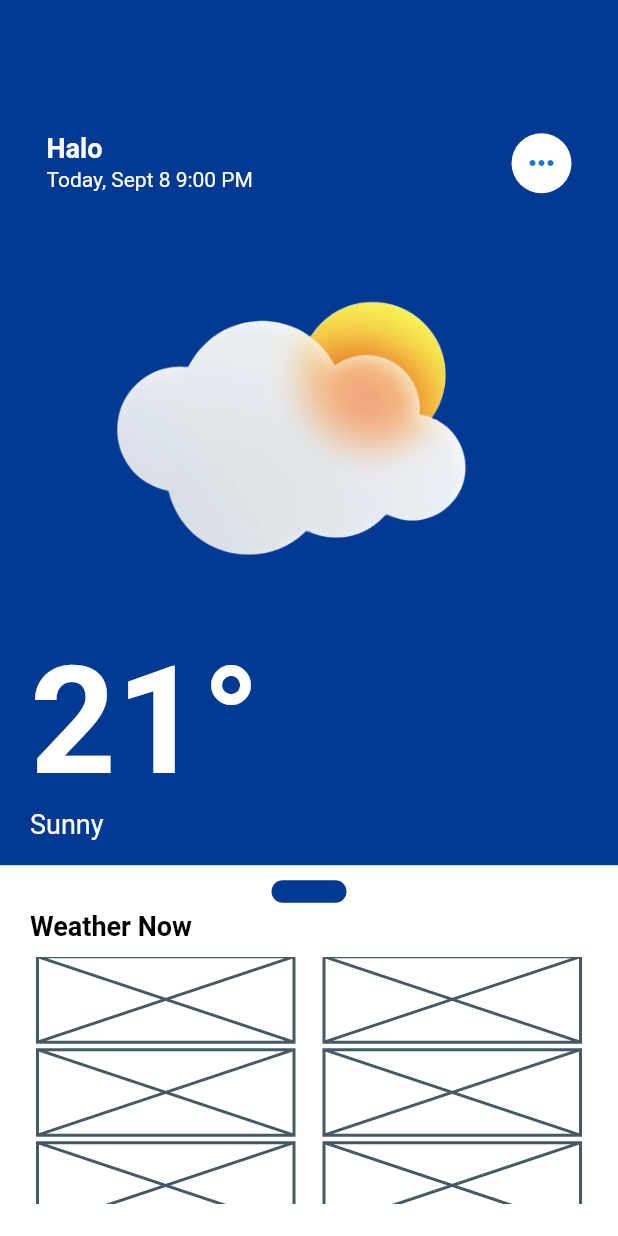
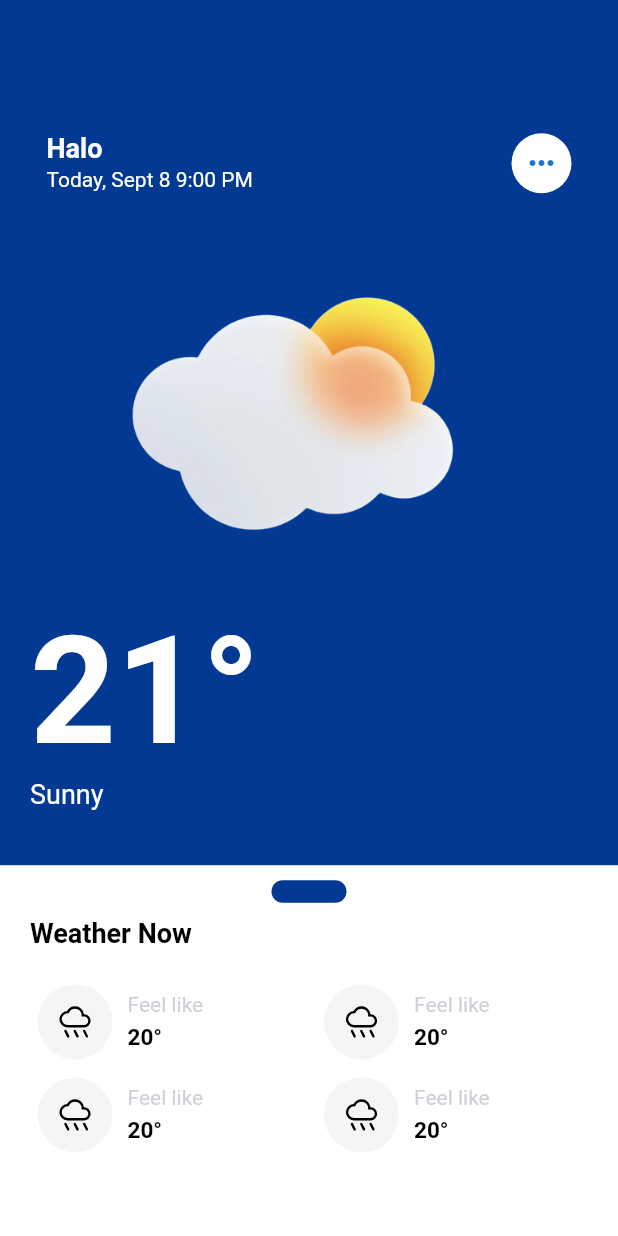
Before and after one commit to Codesait/wi_weather, a Flutter app: the screen it shows after launch, on a phone screen of 412 x 824 dp. Run offline on Flutter 3.47's test engine with Material 2 defaults, Android fonts, the phone set to English and light mode, and no system bars; our stand-ins replace flutter_svg, logger.

Commit message:
weather details

```diff
--- a/lib/components/custom/custom_modal/custom_modal.dart
+++ b/lib/components/custom/custom_modal/custom_modal.dart
@@ -1,5 +1,6 @@
 import 'package:flutter/material.dart';
 import 'package:wi_weather_app/components/custom/custom_modal/modal_controller.dart';
+import 'package:wi_weather_app/components/reusables/current_weather_detail_item.dart';
 import 'package:wi_weather_app/components/reusables/weather_large_text.dart';
 import 'package:wi_weather_app/res/constants/app_colors.dart';
 import 'package:wi_weather_app/utils/extension.dart';
@@ -80,29 +81,28 @@ class CurrentWeatherDetails extends StatelessWidget {
   @override
   Widget build(BuildContext context) {
     return Container(
-      height: modalController.modalMinHeight / 1.2,
+      //height: modalController.modalMinHeight / 1.2,
       width: fullWidth,
-      padding: const EdgeInsets.symmetric(horizontal: 10, vertical: 5),
+      padding: const EdgeInsets.symmetric(horizontal: 10),
+      margin: const EdgeInsets.only(top: 10),
       child: Column(
         crossAxisAlignment: CrossAxisAlignment.start,
         mainAxisAlignment: MainAxisAlignment.spaceBetween,
         children: [
-
           // header text
           const WeatherLargeText(),
 
           // spacing
           const SizedBox.square(
-            dimension: 10,
+            dimension: 20,
           ),
-          Flexible(
-            child: GridView.builder(
-              itemCount: 6,
-              physics: const BouncingScrollPhysics(),
+          GridView.builder(
+            itemCount: 4,
+            physics: const NeverScrollableScrollPhysics(),
             shrinkWrap: true,
             padding: const EdgeInsets.symmetric(horizontal: 5),
             itemBuilder: (context, index) {
-                return const SizedBox(height: 50, child: Placeholder());
+              return const CurrentWeatherItem();
             },
             gridDelegate: const SliverGridDelegateWithFixedCrossAxisCount(
               crossAxisCount: 2,
@@ -111,7 +111,6 @@ class CurrentWeatherDetails extends StatelessWidget {
               childAspectRatio: 3,
             ),
           ),
-          ),
         ],
       ),
     );
--- a/lib/components/custom/wi_header/header_controller.dart
+++ b/lib/components/custom/wi_header/header_controller.dart
@@ -3,7 +3,4 @@ import 'package:wi_weather_app/utils/extension.dart';
 
 class HeaderController extends BaseModel {
   final headerHeight = fullHeight * 0.8;
-
-
-
 }
--- a/lib/components/custom/wi_header/header_widget.dart
+++ b/lib/components/custom/wi_header/header_widget.dart
@@ -17,7 +17,7 @@ class _WiHeaderState extends State<WiHeader> {
   Widget build(BuildContext context) {
     return Container(
       color: AppColors.primary,
-      height: headerController.headerHeight,
+      height: headerController.headerHeight - 40,
       child: Column(
         children: <Widget>[
           HeaderTitle(controller: headerController),
@@ -103,6 +103,7 @@ class WeatherReading extends StatelessWidget {
                 color: AppColors.white),
           ),
           Row(
+            mainAxisAlignment: MainAxisAlignment.start,
             children: const [
               Text(
                 'Sunny',
--- /dev/null
+++ b/lib/components/reusables/current_weather_detail_item.dart
@@ -0,0 +1,62 @@
+import 'package:flutter/material.dart';
+import 'package:flutter/src/widgets/container.dart';
+import 'package:flutter/src/widgets/framework.dart';
+import 'package:flutter_svg/svg.dart';
+import 'package:wi_weather_app/components/reusables/gap.dart';
+import 'package:wi_weather_app/res/assets/asset_paths.dart';
+import 'package:wi_weather_app/res/constants/app_colors.dart';
+import 'package:wi_weather_app/utils/extension.dart';
+
+class CurrentWeatherItem extends StatelessWidget {
+  const CurrentWeatherItem({super.key});
+
+  @override
+  Widget build(BuildContext context) {
+    return SizedBox(
+      height: 50,
+      child: Row(
+        children: [
+          // weather detail icon
+          CircleAvatar(
+            radius: 25,
+            backgroundColor: AppColors.grey.withOpacity(0.1),
+            child: Center(
+              child: SvgPicture.asset(
+                AppAssets.rainIcon,
+                height: 25,
+                width: 25,
+              ),
+            ),
+          ),
+
+          const Gap(dimension: 10),
+
+          // weather description
+          Column(
+            crossAxisAlignment: CrossAxisAlignment.start,
+            mainAxisAlignment: MainAxisAlignment.center,
+            children: [
+              Text(
+                'Feel like',
+                style: TextStyle(
+                  fontWeight: FontWeight.normal,
+                  color: AppColors.grey.withOpacity(0.5),
+                  fontSize: 14,
+                ),
+              ),
+              const Gap(dimension: 5),
+              Text(
+                '20'.inDegree,
+                style: const TextStyle(
+                  fontWeight: FontWeight.bold,
+                  color: AppColors.black,
+                  fontSize: 15,
+                ),
+              )
+            ],
+          )
+        ],
+      ),
+    );
+  }
+}
--- /dev/null
+++ b/lib/components/reusables/gap.dart
@@ -0,0 +1,11 @@
+import 'package:flutter/material.dart';
+
+class Gap extends StatelessWidget {
+  const Gap({super.key, required this.dimension});
+  final double dimension;
+
+  @override
+  Widget build(BuildContext context) {
+    return SizedBox.square(dimension: dimension,);
+  }
+}
--- /dev/null
+++ b/lib/res/assets/asset_paths.dart
@@ -0,0 +1,16 @@
+import 'package:wi_weather_app/utils/extension.dart';
+
+class AppAssets {
+
+  // image assets
+  static String rainyImage = 'rainy'.png;
+  static String sunnyImage = 'sunny'.png;
+  static String thunderImage = 'thunder_storm'.png;
+  static String winterImage = 'winter'.png;
+
+  // icon assets
+  static String airIcon = 'air'.svg;
+  static String degreeCelsiusIcon = 'celsius-degrees'.svg;
+  static String humidityIcon = 'humidity'.svg;
+  static String rainIcon = 'rain'.svg;
+}
```
Lines whose indentation alone changed are shown as unchanged.
